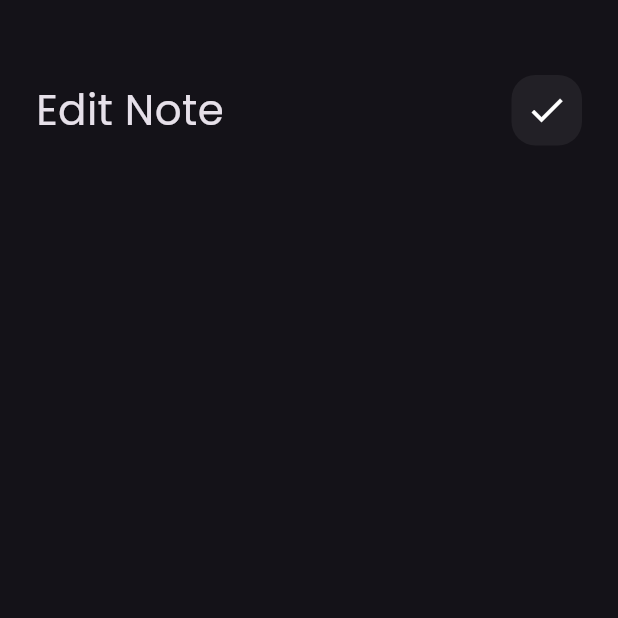
After one commit to Ibrahim8545/NotesApp, a Flutter app: the screen it shows after launch, after a tap on "i am ibra", on a phone screen of 412 x 824 dp, the top half of it. The commit adds this screen. Run offline on Flutter 3.47's test engine with Material 3 defaults, Android fonts, the phone set to English and light mode, and no system bars; our stand-ins replace font_awesome_flutter.

Commit message:
add custom edit view

```diff
--- /dev/null
+++ b/lib/views/edit_note_view.dart
@@ -0,0 +1,13 @@
+import 'package:flutter/material.dart';
+import 'package:notesapp/widget/edit_view_body.dart';
+
+class EditNoteView extends StatelessWidget {
+  const EditNoteView({super.key});
+
+  @override
+  Widget build(BuildContext context) {
+    return Scaffold(
+      body: EditNoteViewBody(),
+    );
+  }
+}
--- a/lib/widget/custom_appbar.dart
+++ b/lib/widget/custom_appbar.dart
@@ -2,20 +2,23 @@ import 'package:flutter/material.dart';
 import 'package:notesapp/widget/custom_serach_icon.dart';
 
 class CustomAppBar extends StatelessWidget {
-  const CustomAppBar({super.key});
-
+  const CustomAppBar({super.key, required this.title, required this.icon});
+final String title;
+final IconData icon;
   @override
   Widget build(BuildContext context) {
-    return const Row(
+    return  Row(
       children: [
         Text(
-          'Notes',
-          style: TextStyle(
+          title,
+          style:const  TextStyle(
             fontSize: 28,
           ),
         ),
-        Spacer(),
-        CustomSearch()
+        const Spacer(),
+        CustomIcon(
+          icon: icon,
+        )
       ],
     );
   }
--- a/lib/widget/custom_note_item.dart
+++ b/lib/widget/custom_note_item.dart
@@ -1,12 +1,23 @@
 import 'package:flutter/material.dart';
 import 'package:font_awesome_flutter/font_awesome_flutter.dart';
+import 'package:notesapp/views/edit_note_view.dart';
 
 class NoteItem extends StatelessWidget {
   const NoteItem({super.key});
 
   @override
   Widget build(BuildContext context) {
-    return Container(
+    return GestureDetector(
+      onTap: ()
+      {
+        Navigator.push(context, MaterialPageRoute(
+          builder:(context)
+          {
+            return const  EditNoteView();
+          }
+          ));
+      },
+      child: Container(
         padding: const EdgeInsets.only(top: 24, bottom: 24, left: 16),
         decoration: BoxDecoration(
             color: const Color(0xffFFCC80),
@@ -42,6 +53,7 @@ class NoteItem extends StatelessWidget {
             ),
           ),
         ]),
+      ),
     );
   }
 }
--- a/lib/widget/custom_serach_icon.dart
+++ b/lib/widget/custom_serach_icon.dart
@@ -1,8 +1,8 @@
 import 'package:flutter/material.dart';
 
-class CustomSearch extends StatelessWidget {
-  const CustomSearch({super.key});
-
+class CustomIcon extends StatelessWidget {
+  const CustomIcon({super.key, required this.icon});
+final IconData icon;
   @override
   Widget build(BuildContext context) {
     return  Container(
@@ -14,8 +14,8 @@ class CustomSearch extends StatelessWidget {
 
 
       ),
-      child:const  Icon(
-        Icons.search,size: 28,
+      child:  Icon(
+        icon,size: 28,
         ),
     );
   }
--- /dev/null
+++ b/lib/widget/edit_view_body.dart
@@ -0,0 +1,25 @@
+import 'package:flutter/material.dart';
+import 'package:notesapp/widget/custom_appbar.dart';
+import 'package:notesapp/widget/custom_serach_icon.dart';
+
+class EditNoteViewBody extends StatelessWidget {
+  const EditNoteViewBody({super.key});
+
+  @override
+  Widget build(BuildContext context) {
+    return const  Padding(
+      padding:  EdgeInsets.symmetric(horizontal: 24),
+      child: Column(
+        children: [
+          SizedBox(height: 50,),
+          CustomAppBar(
+            title: 'Edit Note',
+            icon: Icons.check,
+          ),
+
+
+        ],
+      ),
+    );
+  }
+}
--- a/lib/widget/notes_view_body.dart
+++ b/lib/widget/notes_view_body.dart
@@ -15,7 +15,10 @@ class NotesViewBody extends StatelessWidget {
           SizedBox(
             height: 60,
           ),
-          CustomAppBar(),
+          CustomAppBar(
+            title: 'Notes',
+            icon: Icons.search,
+          ),
           Expanded(child: CustomNotesList()),
 
         ],
```
Lines whose indentation alone changed are shown as unchanged.
